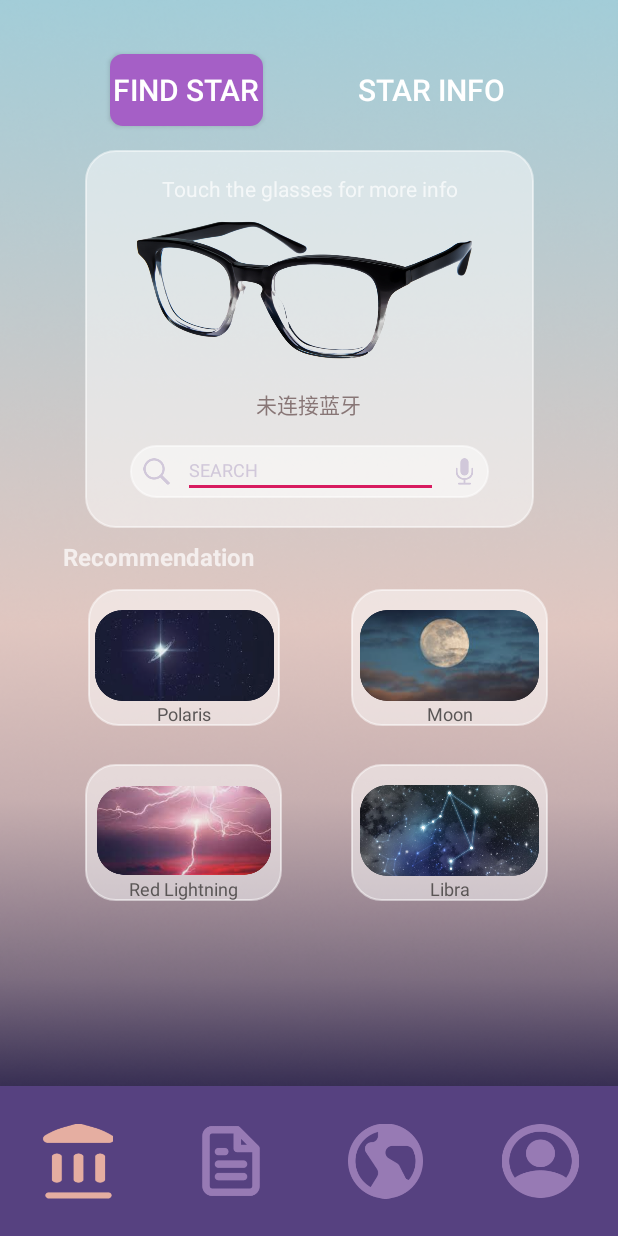
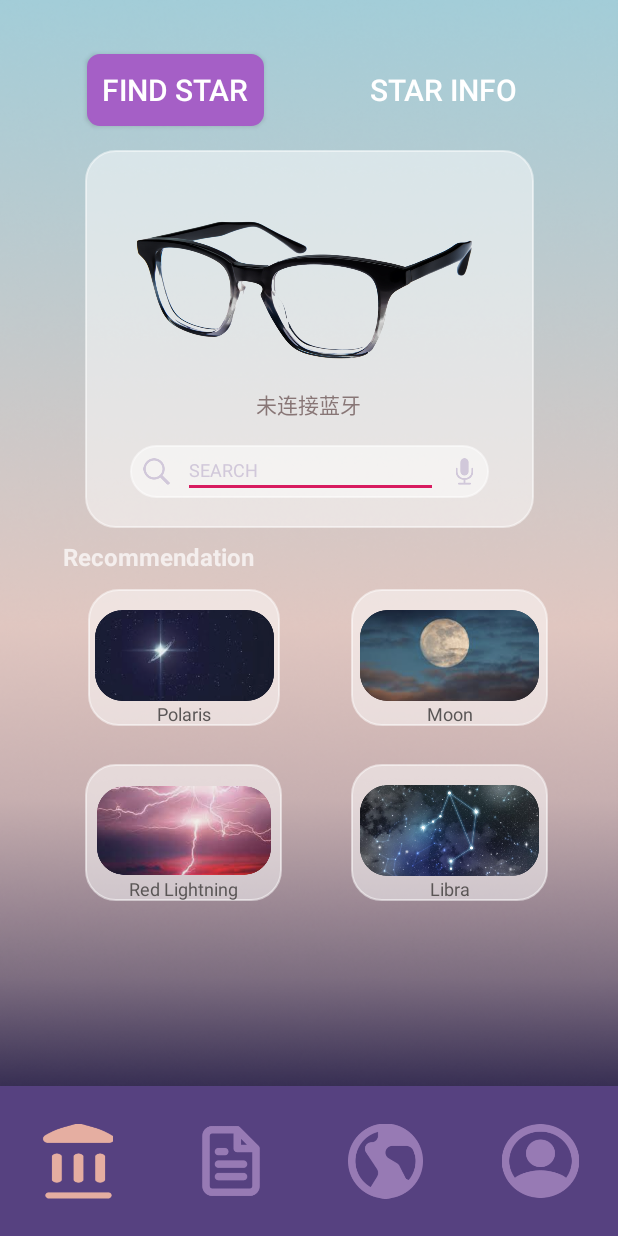
Before and after one commit to CSWellesSun/StarSeeker, an Android app: the screen it shows after launch (BtActivity), on a phone screen of 412 x 824 dp. Run offline under Robolectric (Android 15) with nearby library versions, the phone set to English and light mode, and no system bars.

Commit message:
蓝牙自动显示状态&&前端调整

```diff
--- a/app/src/main/java/com/huawei/audiodevicekit/starseeker/view/BtActivity.java
+++ b/app/src/main/java/com/huawei/audiodevicekit/starseeker/view/BtActivity.java
@@ -1,9 +1,13 @@
 package com.huawei.audiodevicekit.starseeker.view;
 
+import android.Manifest;
 import android.bluetooth.BluetoothDevice;
 import android.bluetooth.BluetoothAdapter;
+import android.content.BroadcastReceiver;
 import android.content.Context;
 import android.content.Intent;
+import android.content.IntentFilter;
+import android.content.pm.PackageManager;
 import android.media.Image;
 import android.os.Bundle;
 import android.util.Log;
@@ -15,9 +19,11 @@ import android.widget.ImageView;
 import android.widget.TextView;
 import android.widget.Toast;
 
+import androidx.core.app.ActivityCompat;
 import androidx.fragment.app.Fragment;
 
 import com.huawei.audiobluetooth.layer.protocol.mbb.DeviceInfo;
+import com.huawei.audiobluetooth.utils.LogUtils;
 import com.huawei.audiodevicekit.R;
 import com.huawei.audiodevicekit.bluetoothsample.contract.SampleBtContract;
 import com.huawei.audiodevicekit.bluetoothsample.view.SampleBtActivity;
@@ -35,7 +41,6 @@ import java.util.Set;
 public class BtActivity
     extends BaseAppCompatActivity<BtContract.Presenter, BtContract.View>
     implements BtContract.View {
-    private ImageView btnConnect;
     private ImageView btnStar;
     private Button btnSearch;
 
@@ -50,6 +55,18 @@ public class BtActivity
     private Set<String> deviceMacSet;
 
     private Set<String> glassMacSet;
+
+    // 蓝牙状态监听
+    private BluetoothStateBroadcastReceive mReceive;
+    private IntentFilter bluetoothIntentFilter;
+
+    /**
+     * 位置权限
+     */
+    private String[] locationPermission = {"android.permission.ACCESS_COARSE_LOCATION",
+            "android.permission.ACCESS_FINE_LOCATION"};
+
+    private int LOCATION_PERMISSION_REQUEST_CODE = 188;
 
     @Override
     public Context getContext() { return this; }
@@ -67,6 +84,7 @@ public class BtActivity
         super.onCreate(savedInstanceState);
 
         CheckGlassConnection();
+        registerBluetoothReceiver();
     }
 
     public void CheckGlassConnection() {
@@ -75,6 +93,14 @@ public class BtActivity
         if (res) {
             // 检查是否连接上华为眼镜
             glassMacSet.clear();
+            // 检查位置权限
+            if (ActivityCompat.checkSelfPermission(this, Manifest.permission.ACCESS_COARSE_LOCATION)
+                    != PackageManager.PERMISSION_GRANTED ||
+                    ActivityCompat.checkSelfPermission(this, Manifest.permission.ACCESS_FINE_LOCATION)
+                            != PackageManager.PERMISSION_GRANTED) {
+                ActivityCompat
+                        .requestPermissions(this, locationPermission, LOCATION_PERMISSION_REQUEST_CODE);
+            }
             getPresenter().search();
             for (String mac : deviceMacSet) {
                 for (String glassMac : glassMacSet) {
@@ -86,8 +112,10 @@ public class BtActivity
                     }
                 }
             }
+            connectStatusFlag = false;
             runOnUiThread(() -> connectStatus.setText("未连接华为眼镜"));
         } else {
+            connectStatusFlag = false;
             runOnUiThread(() -> connectStatus.setText("未连接蓝牙"));
         }
     }
@@ -132,7 +160,6 @@ public class BtActivity
 
     @Override
     protected void initView() {
-        btnConnect = (ImageView) findViewById(R.id.glass_connect);
         connectStatus = (TextView) findViewById(R.id.m_connect_status);
         btnStar =(ImageView)findViewById(R.id.recommend_1);
         btnSearch =(Button) findViewById(R.id.find_star_button);
@@ -155,12 +182,6 @@ public class BtActivity
     @Override
     protected void setOnclick() {
         super.setOnclick();
-        btnConnect.setOnClickListener(new View.OnClickListener() {
-            @Override
-            public void onClick(View v) {
-                CheckGlassConnection();
-            }
-        });
         // 对Edit Text的监听
         input.setOnEditorActionListener(new TextView.OnEditorActionListener() {
             @Override
@@ -207,6 +228,12 @@ public class BtActivity
     }
 
     @Override
+    public void onDestroy() {
+        super.onDestroy();
+        unregisterBluetoothReceiver();
+    }
+
+    @Override
     public void onCheckGlassConnect(String mac, boolean res) {
         if (res) {
             mMac = mac;
@@ -216,4 +243,54 @@ public class BtActivity
             runOnUiThread(() -> connectStatus.setText("当前未连接华为眼镜"));
         }
     }
+
+    // 蓝牙监听
+    class BluetoothStateBroadcastReceive extends BroadcastReceiver {
+
+        @Override
+        public void onReceive(Context context, Intent intent) {
+            CheckGlassConnection();
+//            String action = intent.getAction();
+//            BluetoothDevice device = intent.getParcelableExtra(BluetoothDevice.EXTRA_DEVICE);
+//            switch (action){
+//                case BluetoothDevice.ACTION_ACL_CONNECTED:
+//                    Toast.makeText(context , "蓝牙设备:" + device.getName() + "已链接", Toast.LENGTH_SHORT).show();
+//                    break;
+//                case BluetoothDevice.ACTION_ACL_DISCONNECTED:
+//                    Toast.makeText(context , "蓝牙设备:" + device.getName() + "已断开", Toast.LENGTH_SHORT).show();
+//                    break;
+//                case BluetoothAdapter.ACTION_STATE_CHANGED:
+//                    int blueState = intent.getIntExtra(BluetoothAdapter.EXTRA_STATE, 0);
+//                    switch (blueState){
+//                        case BluetoothAdapter.STATE_OFF:
+//                            Toast.makeText(context , "蓝牙已关闭", Toast.LENGTH_SHORT).show();
+//                            break;
+//                        case BluetoothAdapter.STATE_ON:
+//                            Toast.makeText(context , "蓝牙已开启"  , Toast.LENGTH_SHORT).show();
+//                            break;
+//                    }
+//                    break;
+//            }
+        }
+    }
+
+    private void registerBluetoothReceiver(){
+        if(mReceive == null){
+            mReceive = new BluetoothStateBroadcastReceive();
+        }
+        IntentFilter intentFilter = new IntentFilter();
+        intentFilter.addAction(BluetoothAdapter.ACTION_STATE_CHANGED);
+        intentFilter.addAction(BluetoothDevice.ACTION_ACL_CONNECTED);
+        intentFilter.addAction(BluetoothDevice.ACTION_ACL_DISCONNECTED);
+        intentFilter.addAction("android.bluetooth.BluetoothAdapter.STATE_OFF");
+        intentFilter.addAction("android.bluetooth.BluetoothAdapter.STATE_ON");
+        registerReceiver(mReceive, intentFilter);
+    }
+
+    private void unregisterBluetoothReceiver(){
+        if(mReceive != null){
+            unregisterReceiver(mReceive);
+            mReceive = null;
+        }
+    }
 }
--- a/app/src/main/res/layout/m_activity_main.xml
+++ b/app/src/main/res/layout/m_activity_main.xml
@@ -28,6 +28,8 @@
             android:background="@drawable/new_button_selected"
             android:text="Find Star"
             android:textSize="20sp"
+            android:paddingLeft="10dp"
+            android:paddingRight="10dp"
             app:layout_constraintEnd_toStartOf="@+id/star_info_button"
             app:layout_constraintStart_toStartOf="parent"
             app:layout_constraintTop_toTopOf="parent"></Button>
@@ -43,6 +45,8 @@
             android:background="@drawable/new_button"
             android:text="Star Info"
             android:textSize="20sp"
+            android:paddingLeft="10dp"
+            android:paddingRight="10dp"
             app:layout_constraintEnd_toEndOf="parent"
             app:layout_constraintStart_toEndOf="@+id/find_star_button"
             app:layout_constraintTop_toTopOf="parent"></Button>
@@ -71,23 +75,11 @@
                 app:srcCompat="@drawable/glass" />
 
             <TextView
-                android:id="@+id/textView"
-                android:layout_width="wrap_content"
-                android:layout_height="wrap_content"
-                android:layout_marginStart="51dp"
-                android:layout_marginTop="16dp"
-                android:layout_marginEnd="51dp"
-                android:text="Touch the glasses for more info"
-                app:layout_constraintEnd_toEndOf="parent"
-                app:layout_constraintStart_toStartOf="parent"
-                app:layout_constraintTop_toTopOf="parent" />
-
-            <TextView
                 android:id="@+id/m_connect_status"
                 android:layout_width="wrap_content"
                 android:layout_height="wrap_content"
                 android:layout_marginBottom="72dp"
-                android:text="Huawei glasses connected"
+                android:text="未连接蓝牙"
                 android:textColor="#887676"
                 app:layout_constraintBottom_toBottomOf="parent"
                 app:layout_constraintEnd_toEndOf="parent"
--- a/app/src/main/res/values/strings.xml
+++ b/app/src/main/res/values/strings.xml
@@ -1,6 +1,6 @@
 <?xml version="1.0" encoding="utf-8"?>
 <resources>
-    <string name="app_name">AudioDeviceKit</string>
+    <string name="app_name">StarSeeker</string>
     <string name="current_device">Current Device: </string>
     <string name="connection_status">Connection Status: </string>
     <string name="scan">Scan Device</string>
```
Also changed, not shown: app/src/main/res/mipmap-xxhdpi/logo.png, 1 other file.
